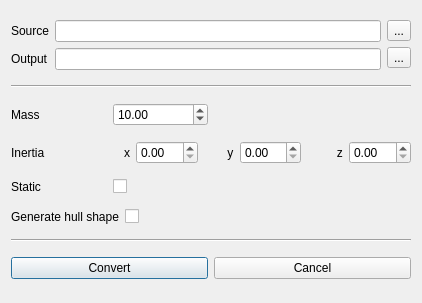
Before: the Qt Designer form src/tools/mdlviewer/window_convertphy.ui in BSOD-Games/lifeEngine, drawn with Qt 5.
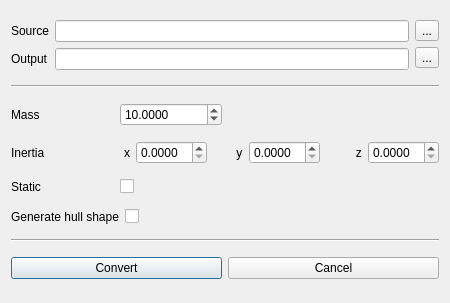
After: the same form once the commit is applied. Icons and pictures are not drawn.

Patch:
```diff
--- a/src/tools/mdlviewer/window_convertphy.ui
+++ b/src/tools/mdlviewer/window_convertphy.ui
@@ -96,6 +96,9 @@
        <property name="contextMenuPolicy">
         <enum>Qt::CustomContextMenu</enum>
        </property>
+       <property name="decimals">
+        <number>4</number>
+       </property>
        <property name="value">
         <double>10.000000000000000</double>
        </property>
@@ -127,6 +130,9 @@
          <verstretch>0</verstretch>
         </sizepolicy>
        </property>
+       <property name="decimals">
+        <number>4</number>
+       </property>
       </widget>
      </item>
      <item>
@@ -144,6 +150,9 @@
          <verstretch>0</verstretch>
         </sizepolicy>
        </property>
+       <property name="decimals">
+        <number>4</number>
+       </property>
       </widget>
      </item>
      <item>
@@ -161,6 +170,9 @@
          <verstretch>0</verstretch>
         </sizepolicy>
        </property>
+       <property name="decimals">
+        <number>4</number>
+       </property>
       </widget>
      </item>
     </layout>
```
